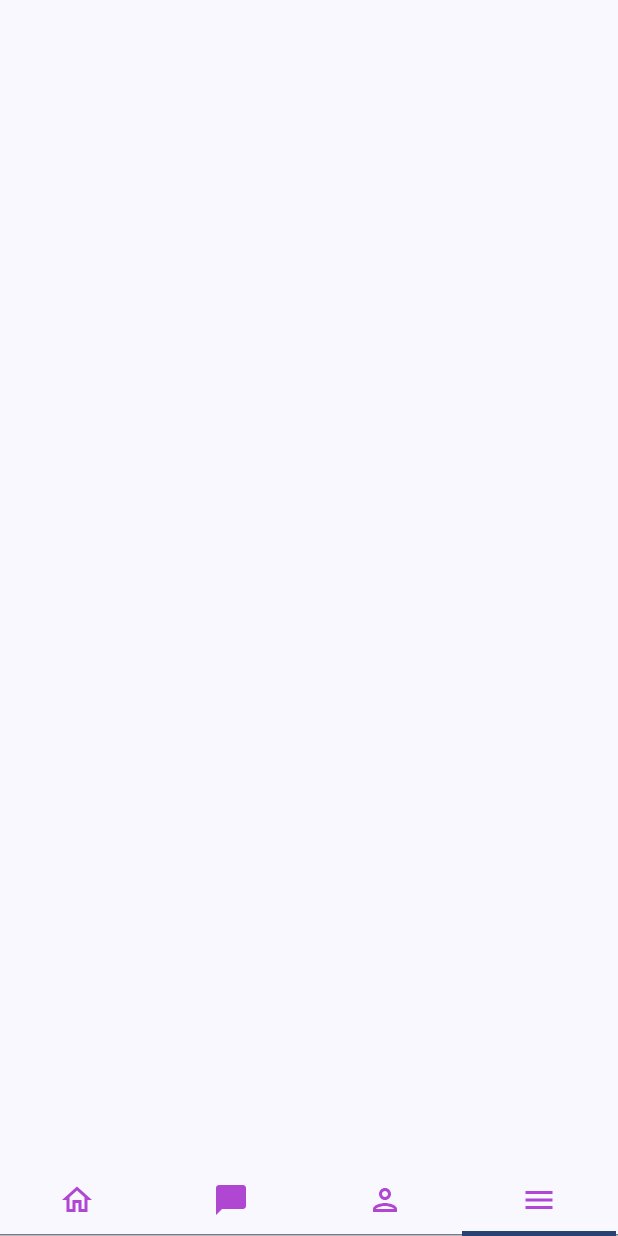
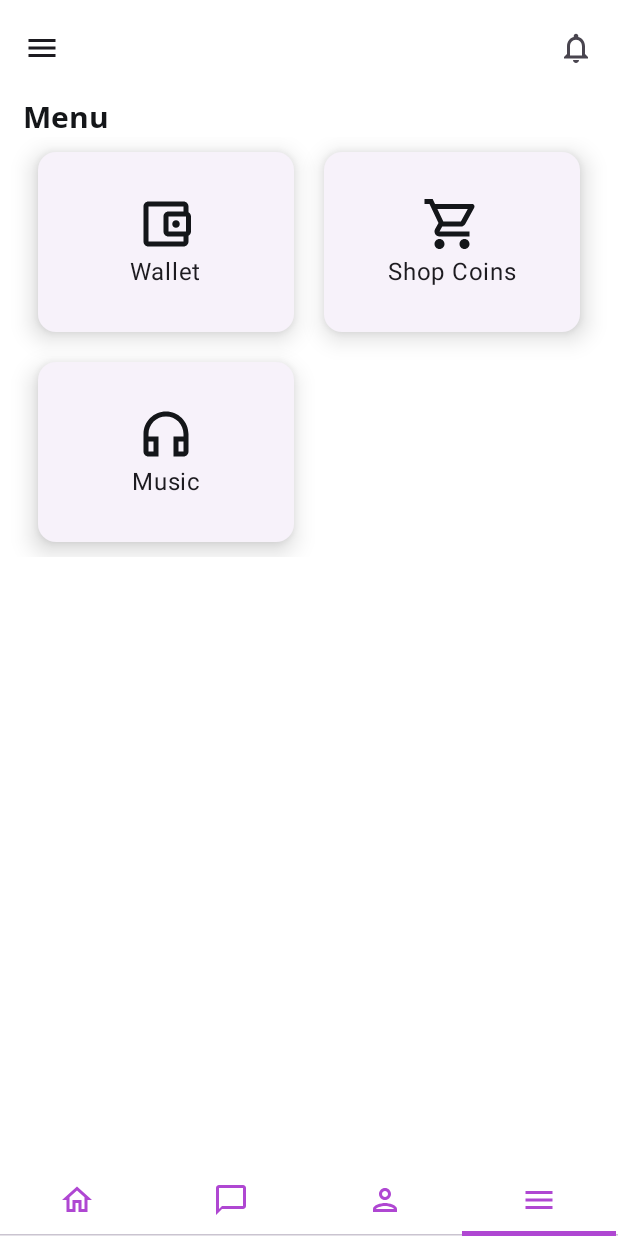
Before and after one commit to davdwhyte87/vhennus_android, an Android app built with Jetpack Compose: the screen it shows after launch (MainActivity), item 4 of the bottom bar chosen, on a phone screen of 412 x 824 dp. Run offline under Robolectric (Android 15) with nearby library versions, the phone set to English and light mode, and no system bars; our stand-ins replace Dagger/Hilt's generated code.

Commit message:
menu screen
users can see all the menu items on the app

```diff
--- a/app/src/main/java/com/amorgens/MainActivity.kt
+++ b/app/src/main/java/com/amorgens/MainActivity.kt
@@ -24,7 +24,7 @@ class MainActivity : ComponentActivity() {
         super.onCreate(savedInstanceState)
         setContent {
             val navController = rememberNavController()
-            AmorgensTheme {
+            AmorgensTheme(darkTheme = false) {
                 // A surface container using the 'background' color from the theme
                 Surface(
                     modifier = Modifier.fillMaxSize(),
--- a/app/src/main/java/com/amorgens/home/presentation/HomeScreen.kt
+++ b/app/src/main/java/com/amorgens/home/presentation/HomeScreen.kt
@@ -11,6 +11,7 @@ import androidx.compose.material.icons.filled.Home
 import androidx.compose.material.icons.filled.Menu
 import androidx.compose.material.icons.filled.Person
 import androidx.compose.material.icons.outlined.ChatBubble
+import androidx.compose.material.icons.outlined.ChatBubbleOutline
 import androidx.compose.material.icons.outlined.Home
 import androidx.compose.material.icons.outlined.Menu
 import androidx.compose.material.icons.outlined.Person
@@ -29,6 +30,7 @@ import androidx.compose.ui.Modifier
 import com.amorgens.NavScreen
 import com.amorgens.feed.presentation.FeedScreen
 import com.amorgens.home.presentation.components.BottomNavItem
+import com.amorgens.menu.presentation.MenuScreen
 import com.amorgens.ui.theme.Purple
 
 // home screen will have buttom navigation and will contains four screens
@@ -51,7 +53,7 @@ fun HomeScreen(){
         BottomNavItem(
             title = "Chat",
             selectedIcon = Icons.Filled.ChatBubble,
-            unselectedIcon = Icons.Outlined.ChatBubble,
+            unselectedIcon = Icons.Outlined.ChatBubbleOutline,
             hasNews = false,
             badgeCount = 0,
             route = ""
@@ -99,7 +101,7 @@ fun HomeScreen(){
 
             }
             if(it == 3){
-
+                MenuScreen()
             }
         }
         TabRow(selectedTabIndex = selectedTabIndex) {
--- /dev/null
+++ b/app/src/main/java/com/amorgens/menu/domain/MenuItemData.kt
@@ -0,0 +1,9 @@
+package com.amorgens.menu.domain
+
+import androidx.compose.ui.graphics.vector.ImageVector
+
+data class MenuItemData(
+    val title:String,
+    val icon: ImageVector,
+    val route: String
+)
--- /dev/null
+++ b/app/src/main/java/com/amorgens/menu/presentation/MenuItem.kt
@@ -0,0 +1,53 @@
+package com.amorgens.menu.presentation
+
+import androidx.compose.foundation.layout.Arrangement
+import androidx.compose.foundation.layout.Column
+import androidx.compose.foundation.layout.fillMaxHeight
+
+import androidx.compose.foundation.layout.fillMaxWidth
+import androidx.compose.foundation.layout.padding
+import androidx.compose.foundation.layout.size
+import androidx.compose.material.icons.Icons
+import androidx.compose.material.icons.outlined.AccountBalanceWallet
+import androidx.compose.material.icons.outlined.Wallet
+import androidx.compose.material3.Card
+import androidx.compose.material3.CardDefaults
+import androidx.compose.material3.CardElevation
+import androidx.compose.material3.ElevatedCard
+import androidx.compose.material3.Icon
+import androidx.compose.material3.MaterialTheme
+import androidx.compose.material3.Text
+import androidx.compose.runtime.Composable
+import androidx.compose.ui.Alignment
+import androidx.compose.ui.Modifier
+import androidx.compose.ui.graphics.vector.ImageVector
+import androidx.compose.ui.tooling.preview.Preview
+import androidx.compose.ui.unit.dp
+
+
+
+@Composable
+fun MenuItem(
+    iconImage: ImageVector,
+    menuTitle: String
+){
+    ElevatedCard (
+        elevation = CardDefaults.cardElevation(defaultElevation = 10.dp),
+        modifier = Modifier
+            .padding(10.dp)
+            .size(width = 120.dp, height = 120.dp)
+    ) {
+        Column (
+           horizontalAlignment = Alignment.CenterHorizontally,
+            modifier = Modifier.fillMaxWidth().fillMaxHeight(),
+            verticalArrangement = Arrangement.Center
+        ){
+            Icon(imageVector = iconImage,
+                contentDescription = menuTitle,
+                tint = MaterialTheme.colorScheme.secondary,
+                modifier = Modifier.size(40.dp)
+            )
+            Text(text = menuTitle)
+        }
+    }
+}
--- a/app/src/main/java/com/amorgens/menu/presentation/MenuScreen.kt
+++ b/app/src/main/java/com/amorgens/menu/presentation/MenuScreen.kt
@@ -1,9 +1,57 @@
 package com.amorgens.menu.presentation
 
+import androidx.compose.foundation.layout.Arrangement
+import androidx.compose.foundation.layout.Column
+import androidx.compose.foundation.lazy.grid.GridCells
+import androidx.compose.foundation.lazy.grid.LazyVerticalGrid
+import androidx.compose.material.icons.Icons
+import androidx.compose.material.icons.outlined.AccountBalanceWallet
+import androidx.compose.material.icons.outlined.Headphones
+import androidx.compose.material.icons.outlined.ShoppingCart
+import androidx.compose.material3.MaterialTheme
+import androidx.compose.material3.Text
 import androidx.compose.runtime.Composable
-
+import androidx.compose.ui.graphics.vector.ImageVector
+import com.amorgens.ui.GeneralScaffold
+import com.amorgens.ui.GeneralTopBar
+import androidx.compose.ui.unit.dp
+import com.amorgens.menu.domain.MenuItemData
 
 @Composable
 fun MenuScreen(){
 
+
+    GeneralScaffold(topBar = { GeneralTopBar() }, floatingActionButton = { }) {
+        Column {
+            Text(text = "Menu",
+                style =  MaterialTheme.typography.titleLarge,
+                color = MaterialTheme.colorScheme.secondary)
+
+            val menus = listOf(
+                MenuItemData(
+                    title = "Wallet",
+                    route = "wallet",
+                    icon = Icons.Outlined.AccountBalanceWallet
+                ),
+                MenuItemData(
+                    title = "Shop Coins",
+                    route = "shop",
+                    icon = Icons.Outlined.ShoppingCart
+                ),
+                MenuItemData(
+                    title = "Music",
+                    route = "music",
+                    icon = Icons.Outlined.Headphones
+                )
+            )
+           LazyVerticalGrid(
+               columns = GridCells.Fixed(2),
+               horizontalArrangement = Arrangement.End
+           ) {
+               items(menus.size){index->
+                   MenuItem(iconImage =menus[index].icon, menuTitle = menus[index].title)
+               }
+           }
+        }
+    }
 }
--- a/app/src/main/java/com/amorgens/ui/theme/GeneralScaffold.kt
+++ b/app/src/main/java/com/amorgens/ui/GeneralScaffold.kt
@@ -1,4 +1,4 @@
-package com.amorgens.ui.theme
+package com.amorgens.ui
 
 import androidx.compose.foundation.background
 import androidx.compose.foundation.layout.Box
@@ -19,19 +19,19 @@ fun GeneralScaffold(topBar: @Composable () -> Unit, floatingActionButton: @Compo
         },
         modifier = Modifier
             .padding(all = 0.dp)
-            .background(color = MaterialTheme.colorScheme.primary),
+            .background(color = MaterialTheme.colorScheme.secondary),
         bottomBar = {
 
         },
-        containerColor = MaterialTheme.colorScheme.primary,
-        contentColor = MaterialTheme.colorScheme.tertiary,
+        containerColor = MaterialTheme.colorScheme.surface,
+        contentColor = MaterialTheme.colorScheme.secondary,
         floatingActionButton = {
             floatingActionButton()
         },
 
         floatingActionButtonPosition = FabPosition.Center,
     ) { it ->
-        Box(modifier = Modifier.padding(it)) {
+        Box(modifier = Modifier.padding(it).padding(start = 15.dp, end = 15.dp)) {
             screenView()
         }
     }
--- /dev/null
+++ b/app/src/main/java/com/amorgens/ui/GeneralTopBar.kt
@@ -0,0 +1,30 @@
+package com.amorgens.ui
+
+import androidx.compose.material.icons.Icons
+import androidx.compose.material.icons.outlined.Menu
+import androidx.compose.material.icons.outlined.Notifications
+import androidx.compose.material3.ExperimentalMaterial3Api
+import androidx.compose.material3.Icon
+import androidx.compose.material3.IconButton
+import androidx.compose.material3.TopAppBar
+import androidx.compose.runtime.Composable
+
+
+@OptIn(ExperimentalMaterial3Api::class)
+@Composable
+fun GeneralTopBar(){
+    TopAppBar(
+        title ={  },
+        navigationIcon = {
+            IconButton(onClick = { /*TODO*/ }) {
+                Icon(imageVector = Icons.Outlined.Menu , contentDescription = "Menu")
+            }
+        },
+        actions = {
+            IconButton(onClick = { /*TODO*/ }) {
+                Icon(imageVector = Icons.Outlined.Notifications , contentDescription = "Notification")
+            }
+
+        }
+    )
+}
--- a/app/src/main/java/com/amorgens/ui/theme/Color.kt
+++ b/app/src/main/java/com/amorgens/ui/theme/Color.kt
@@ -13,3 +13,4 @@ val Pink40 = Color(0xFF7D5260)
 val Purple = Color(0xFFAF47D2)
 val White = Color(0xFFFFFFFF)
 val Black = Color(0xFF141619)
+val Blue_Gray = Color(0xFFE7ECF0)
--- a/app/src/main/java/com/amorgens/ui/theme/Theme.kt
+++ b/app/src/main/java/com/amorgens/ui/theme/Theme.kt
@@ -41,7 +41,7 @@ private val LightColorScheme = lightColorScheme(
 fun AmorgensTheme(
     darkTheme: Boolean = false,
     // Dynamic color is available on Android 12+
-    dynamicColor: Boolean = true,
+    dynamicColor: Boolean = false,
     content: @Composable () -> Unit
 ) {
     val colorScheme = when {
--- a/app/src/main/java/com/amorgens/ui/theme/Type.kt
+++ b/app/src/main/java/com/amorgens/ui/theme/Type.kt
@@ -1,11 +1,20 @@
 package com.amorgens.ui.theme
+
 
 import androidx.compose.material3.Typography
 import androidx.compose.ui.text.TextStyle
+import androidx.compose.ui.text.font.Font
 import androidx.compose.ui.text.font.FontFamily
 import androidx.compose.ui.text.font.FontWeight
 import androidx.compose.ui.unit.sp
+import com.amorgens.R
 
+
+val OpenSansFont = FontFamily(
+    Font(R.font.open_sans_bold, FontWeight.Bold),
+    Font(R.font.open_sans_regular, FontWeight.Normal),
+    Font(R.font.open_sans_medium, FontWeight.Medium)
+)
 // Set of Material typography styles to start with
 val Typography = Typography(
     bodyLarge = TextStyle(
@@ -14,15 +23,16 @@ val Typography = Typography(
         fontSize = 16.sp,
         lineHeight = 24.sp,
         letterSpacing = 0.5.sp
-    )
-    /* Other default text styles to override
+    ),
     titleLarge = TextStyle(
-        fontFamily = FontFamily.Default,
-        fontWeight = FontWeight.Normal,
-        fontSize = 22.sp,
+        fontFamily = OpenSansFont,
+        fontWeight = FontWeight.Bold,
+        fontSize = 20.sp,
         lineHeight = 28.sp,
         letterSpacing = 0.sp
     ),
+    /* Other default text styles to override
+
     labelSmall = TextStyle(
         fontFamily = FontFamily.Default,
         fontWeight = FontWeight.Medium,
```
Also changed, not shown: app/src/main/res/font/open_sans_bold.ttf (added), app/src/main/res/font/open_sans_bold_italic.ttf (added), app/src/main/res/font/open_sans_extra_bold.ttf (added), app/src/main/res/font/open_sans_medium.ttf (added), app/src/main/res/font/open_sans_regular.ttf (added).
